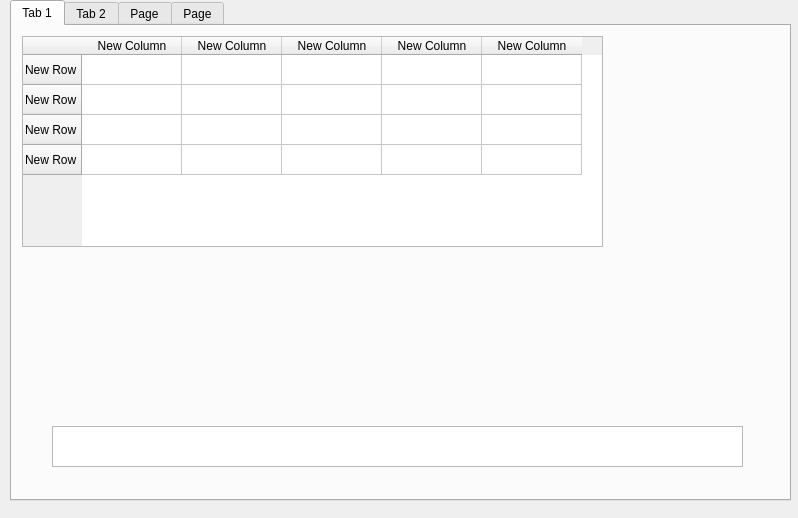
This is wire_rope_tables.ui in Ah00ra/HNNS as Qt 5 draws it before an edit. The edited form follows.
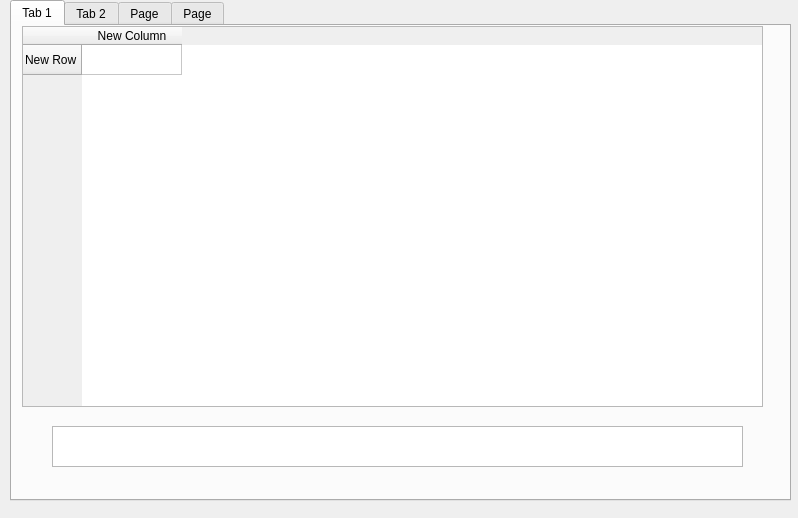
This is the edited form.

Commit message: Create number_of_f * number_of_scale table

```diff
--- a/wire_rope_tables.ui
+++ b/wire_rope_tables.ui
@@ -43,9 +43,9 @@
      <property name="geometry">
       <rect>
        <x>10</x>
-       <y>10</y>
-       <width>581</width>
-       <height>211</height>
+       <y>0</y>
+       <width>741</width>
+       <height>381</height>
       </rect>
      </property>
      <row>
@@ -53,41 +53,6 @@
        <string>New Row</string>
       </property>
      </row>
-     <row>
-      <property name="text">
-       <string>New Row</string>
-      </property>
-     </row>
-     <row>
-      <property name="text">
-       <string>New Row</string>
-      </property>
-     </row>
-     <row>
-      <property name="text">
-       <string>New Row</string>
-      </property>
-     </row>
-     <column>
-      <property name="text">
-       <string>New Column</string>
-      </property>
-     </column>
-     <column>
-      <property name="text">
-       <string>New Column</string>
-      </property>
-     </column>
-     <column>
-      <property name="text">
-       <string>New Column</string>
-      </property>
-     </column>
-     <column>
-      <property name="text">
-       <string>New Column</string>
-      </property>
-     </column>
      <column>
       <property name="text">
        <string>New Column</string>
```
The commit also changes 1 other file.
